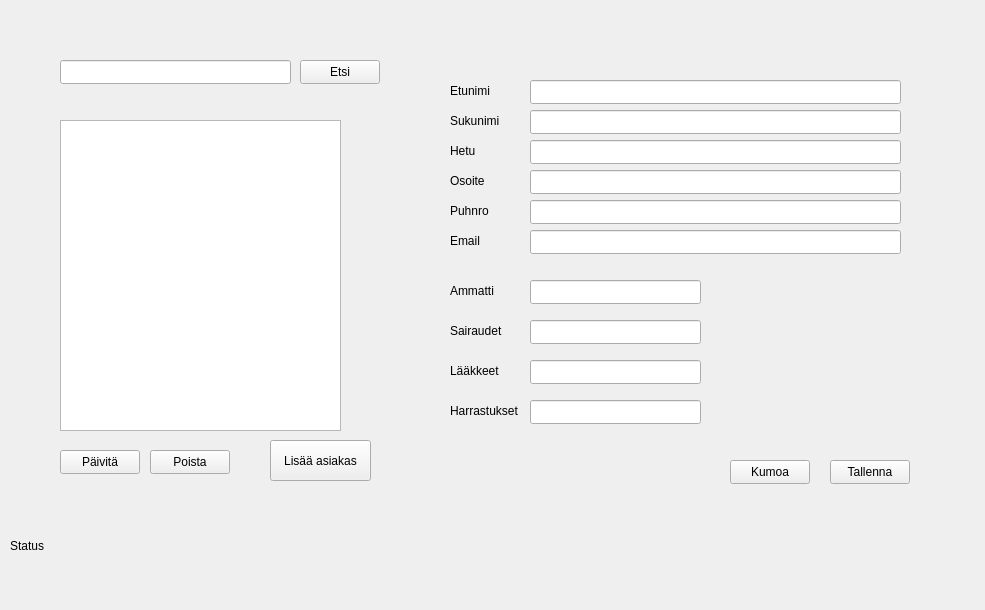
The window that mainwindow.ui (juhotuominen/CustomerManagerQT) describes before a commit, drawn with Qt 5.
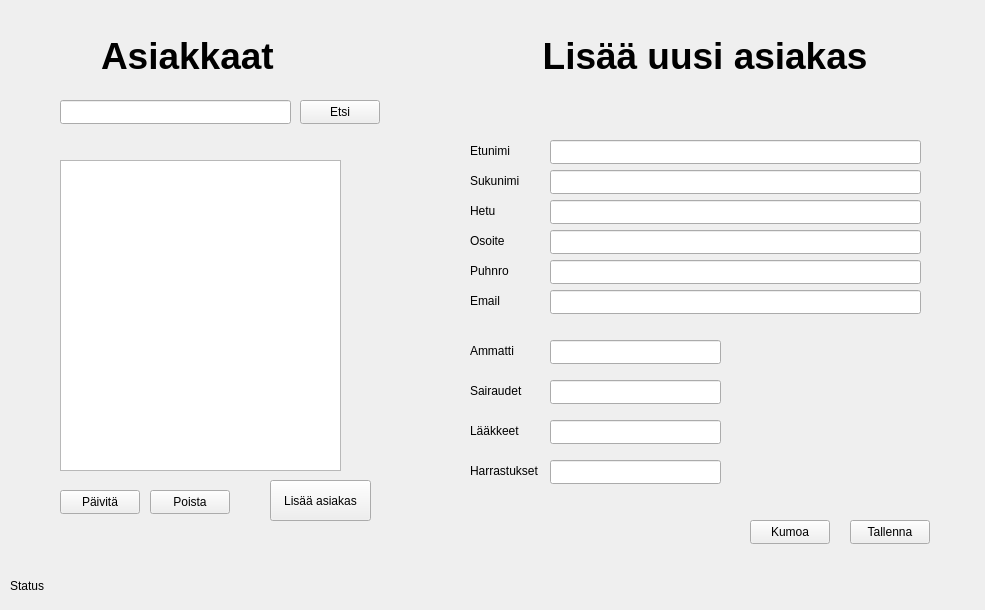
The same window after the commit. The open tabs and pages were chosen to show the change.

```diff
--- a/mainwindow.ui
+++ b/mainwindow.ui
@@ -10,6 +10,11 @@
     <height>610</height>
    </rect>
   </property>
+  <property name="font">
+   <font>
+    <bold>false</bold>
+   </font>
+  </property>
   <property name="windowTitle">
    <string>Asiakas Hallinta</string>
   </property>
@@ -18,7 +23,7 @@
     <property name="geometry">
      <rect>
       <x>150</x>
-      <y>450</y>
+      <y>490</y>
       <width>80</width>
       <height>24</height>
      </rect>
@@ -31,7 +36,7 @@
     <property name="geometry">
      <rect>
       <x>60</x>
-      <y>450</y>
+      <y>490</y>
       <width>80</width>
       <height>24</height>
      </rect>
@@ -44,7 +49,7 @@
     <property name="geometry">
      <rect>
       <x>10</x>
-      <y>530</y>
+      <y>570</y>
       <width>251</width>
       <height>31</height>
      </rect>
@@ -57,7 +62,7 @@
     <property name="geometry">
      <rect>
       <x>60</x>
-      <y>120</y>
+      <y>160</y>
       <width>281</width>
       <height>311</height>
      </rect>
@@ -85,7 +90,7 @@
     <property name="geometry">
      <rect>
       <x>60</x>
-      <y>60</y>
+      <y>100</y>
       <width>231</width>
       <height>24</height>
      </rect>
@@ -95,7 +100,7 @@
     <property name="geometry">
      <rect>
       <x>300</x>
-      <y>60</y>
+      <y>100</y>
       <width>80</width>
       <height>24</height>
      </rect>
@@ -108,7 +113,7 @@
     <property name="geometry">
      <rect>
       <x>270</x>
-      <y>440</y>
+      <y>480</y>
       <width>101</width>
       <height>41</height>
      </rect>
@@ -126,6 +131,9 @@
       <height>581</height>
      </rect>
     </property>
+    <property name="styleSheet">
+     <string notr="true"/>
+    </property>
     <property name="currentIndex">
      <number>0</number>
     </property>
@@ -504,8 +512,8 @@
      <widget class="QLineEdit" name="lineEditFirstname_2">
       <property name="geometry">
        <rect>
-        <x>120</x>
-        <y>70</y>
+        <x>140</x>
+        <y>130</y>
         <width>371</width>
         <height>24</height>
        </rect>
@@ -514,8 +522,8 @@
      <widget class="QLabel" name="label_5">
       <property name="geometry">
        <rect>
-        <x>40</x>
-        <y>220</y>
+        <x>60</x>
+        <y>280</y>
         <width>49</width>
         <height>21</height>
        </rect>
@@ -527,8 +535,8 @@
      <widget class="QLabel" name="label_21">
       <property name="geometry">
        <rect>
-        <x>40</x>
-        <y>350</y>
+        <x>60</x>
+        <y>410</y>
         <width>61</width>
         <height>21</height>
        </rect>
@@ -540,8 +548,8 @@
      <widget class="QLabel" name="label_4">
       <property name="geometry">
        <rect>
-        <x>40</x>
-        <y>190</y>
+        <x>60</x>
+        <y>250</y>
         <width>49</width>
         <height>21</height>
        </rect>
@@ -553,8 +561,8 @@
      <widget class="QPushButton" name="btnCancel">
       <property name="geometry">
        <rect>
-        <x>320</x>
-        <y>450</y>
+        <x>340</x>
+        <y>510</y>
         <width>80</width>
         <height>24</height>
        </rect>
@@ -566,8 +574,8 @@
      <widget class="QLabel" name="label_8">
       <property name="geometry">
        <rect>
-        <x>40</x>
-        <y>160</y>
+        <x>60</x>
+        <y>220</y>
         <width>49</width>
         <height>21</height>
        </rect>
@@ -579,8 +587,8 @@
      <widget class="QLabel" name="label_10">
       <property name="geometry">
        <rect>
-        <x>40</x>
-        <y>390</y>
+        <x>60</x>
+        <y>450</y>
         <width>71</width>
         <height>21</height>
        </rect>
@@ -592,8 +600,8 @@
      <widget class="QLabel" name="label_3">
       <property name="geometry">
        <rect>
-        <x>40</x>
-        <y>100</y>
+        <x>60</x>
+        <y>160</y>
         <width>61</width>
         <height>21</height>
        </rect>
@@ -605,8 +613,8 @@
      <widget class="QLabel" name="label_6">
       <property name="geometry">
        <rect>
-        <x>40</x>
-        <y>70</y>
+        <x>60</x>
+        <y>130</y>
         <width>49</width>
         <height>21</height>
        </rect>
@@ -618,8 +626,8 @@
      <widget class="QLabel" name="label_22">
       <property name="geometry">
        <rect>
-        <x>40</x>
-        <y>310</y>
+        <x>60</x>
+        <y>370</y>
         <width>61</width>
         <height>21</height>
        </rect>
@@ -631,8 +639,8 @@
      <widget class="QLineEdit" name="lineEditDiseases_2">
       <property name="geometry">
        <rect>
-        <x>120</x>
-        <y>310</y>
+        <x>140</x>
+        <y>370</y>
         <width>171</width>
         <height>24</height>
        </rect>
@@ -641,8 +649,8 @@
      <widget class="QLineEdit" name="lineEditMedication_2">
       <property name="geometry">
        <rect>
-        <x>120</x>
-        <y>350</y>
+        <x>140</x>
+        <y>410</y>
         <width>171</width>
         <height>24</height>
        </rect>
@@ -651,8 +659,8 @@
      <widget class="QLineEdit" name="lineEditSocialsecurity_2">
       <property name="geometry">
        <rect>
-        <x>120</x>
-        <y>130</y>
+        <x>140</x>
+        <y>190</y>
         <width>371</width>
         <height>24</height>
        </rect>
@@ -661,8 +669,8 @@
      <widget class="QLabel" name="label_7">
       <property name="geometry">
        <rect>
-        <x>40</x>
-        <y>130</y>
+        <x>60</x>
+        <y>190</y>
         <width>49</width>
         <height>21</height>
        </rect>
@@ -674,8 +682,8 @@
      <widget class="QPushButton" name="btnSave">
       <property name="geometry">
        <rect>
-        <x>420</x>
-        <y>450</y>
+        <x>440</x>
+        <y>510</y>
         <width>80</width>
         <height>24</height>
        </rect>
@@ -687,8 +695,8 @@
      <widget class="QLineEdit" name="lineEditHobbies_2">
       <property name="geometry">
        <rect>
-        <x>120</x>
-        <y>390</y>
+        <x>140</x>
+        <y>450</y>
         <width>171</width>
         <height>24</height>
        </rect>
@@ -697,8 +705,8 @@
      <widget class="QLineEdit" name="lineEditProfession_2">
       <property name="geometry">
        <rect>
-        <x>120</x>
-        <y>270</y>
+        <x>140</x>
+        <y>330</y>
         <width>171</width>
         <height>24</height>
        </rect>
@@ -707,8 +715,8 @@
      <widget class="QLabel" name="label_9">
       <property name="geometry">
        <rect>
-        <x>40</x>
-        <y>270</y>
+        <x>60</x>
+        <y>330</y>
         <width>61</width>
         <height>21</height>
        </rect>
@@ -720,8 +728,8 @@
      <widget class="QLineEdit" name="lineEditPhone_2">
       <property name="geometry">
        <rect>
-        <x>120</x>
-        <y>190</y>
+        <x>140</x>
+        <y>250</y>
         <width>371</width>
         <height>24</height>
        </rect>
@@ -730,8 +738,8 @@
      <widget class="QLineEdit" name="lineEditEmail_2">
       <property name="geometry">
        <rect>
-        <x>120</x>
-        <y>220</y>
+        <x>140</x>
+        <y>280</y>
         <width>371</width>
         <height>24</height>
        </rect>
@@ -740,8 +748,8 @@
      <widget class="QLineEdit" name="lineEditLastname_2">
       <property name="geometry">
        <rect>
-        <x>120</x>
-        <y>100</y>
+        <x>140</x>
+        <y>160</y>
         <width>371</width>
         <height>24</height>
        </rect>
@@ -750,15 +758,55 @@
      <widget class="QLineEdit" name="lineEditAddress_2">
       <property name="geometry">
        <rect>
-        <x>120</x>
-        <y>160</y>
+        <x>140</x>
+        <y>220</y>
         <width>371</width>
         <height>24</height>
        </rect>
       </property>
      </widget>
+     <widget class="QLabel" name="label_23">
+      <property name="geometry">
+       <rect>
+        <x>30</x>
+        <y>20</y>
+        <width>521</width>
+        <height>51</height>
+       </rect>
+      </property>
+      <property name="font">
+       <font>
+        <pointsize>28</pointsize>
+        <italic>false</italic>
+        <bold>true</bold>
+       </font>
+      </property>
+      <property name="text">
+       <string>          Lisää uusi asiakas</string>
+      </property>
+     </widget>
     </widget>
    </widget>
+   <widget class="QLabel" name="label_24">
+    <property name="geometry">
+     <rect>
+      <x>10</x>
+      <y>30</y>
+      <width>421</width>
+      <height>51</height>
+     </rect>
+    </property>
+    <property name="font">
+     <font>
+      <pointsize>28</pointsize>
+      <italic>false</italic>
+      <bold>true</bold>
+     </font>
+    </property>
+    <property name="text">
+     <string>         Asiakkaat</string>
+    </property>
+   </widget>
   </widget>
  </widget>
  <resources/>
```
Left out of the diff: 3 changed lines with no effect on the pictures.
